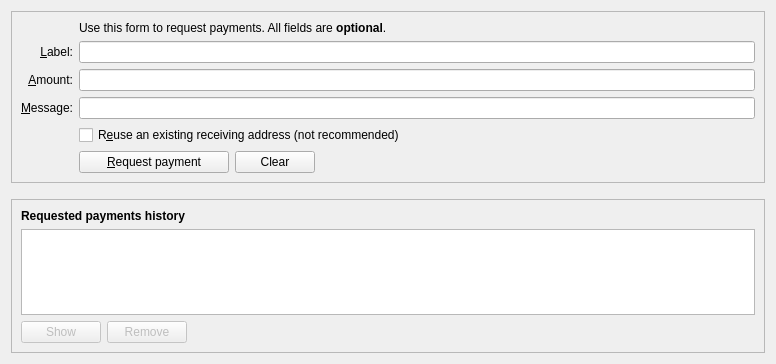
Qt form src/qt/forms/receivecoinsdialog.ui (project-ecc/eccoin) before a commit.
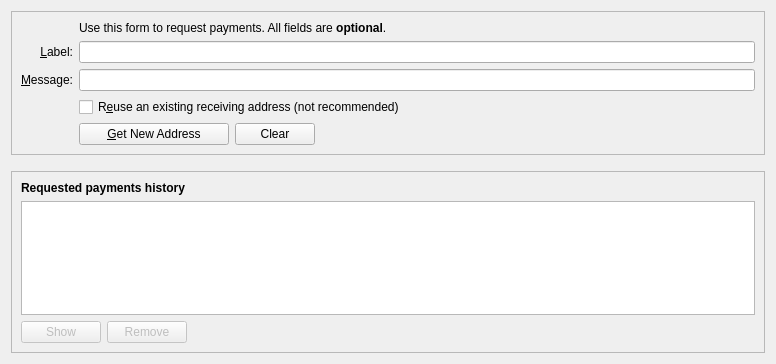
The same form after that commit. Icons and pictures are not drawn. Custom widgets are drawn as their Qt base class.

Commit message:
adjusted ui receive page
adjusted ui receive page for easier understanding

```diff
--- a/src/qt/forms/receivecoinsdialog.ui
+++ b/src/qt/forms/receivecoinsdialog.ui
@@ -28,7 +28,7 @@
      <layout class="QVBoxLayout" name="verticalLayout_3">
       <item>
        <layout class="QGridLayout" name="gridLayout">
-        <item row="7" column="2">
+        <item row="6" column="2">
          <widget class="QCheckBox" name="reuseAddress">
           <property name="toolTip">
            <string>Reuse one of the previously used receiving addresses. Reusing addresses has security and privacy issues. Do not use this unless re-generating a payment request made before.</string>
@@ -38,14 +38,14 @@
           </property>
          </widget>
         </item>
-        <item row="7" column="0">
-         <widget class="QLabel" name="label_4">
-          <property name="text">
-           <string/>
-          </property>
-         </widget>
-        </item>
         <item row="6" column="0">
+         <widget class="QLabel" name="label_4">
+          <property name="text">
+           <string/>
+          </property>
+         </widget>
+        </item>
+        <item row="5" column="0">
          <widget class="QLabel" name="label_3">
           <property name="toolTip">
            <string>An optional message to attach to the payment request, which will be displayed when the request is opened. Note: The message will not be sent with the payment over the Bitcoin network.</string>
@@ -68,7 +68,7 @@
           </property>
          </widget>
         </item>
-        <item row="6" column="2">
+        <item row="5" column="2">
          <widget class="QLineEdit" name="reqMessage">
           <property name="toolTip">
            <string>An optional message to attach to the payment request, which will be displayed when the request is opened. Note: The message will not be sent with the payment over the Bitcoin network.</string>
@@ -98,36 +98,7 @@
           </property>
          </widget>
         </item>
-        <item row="5" column="0">
-         <widget class="QLabel" name="label">
-          <property name="toolTip">
-           <string>An optional amount to request. Leave this empty or zero to not request a specific amount.</string>
-          </property>
-          <property name="text">
-           <string>&amp;Amount:</string>
-          </property>
-          <property name="alignment">
-           <set>Qt::AlignRight|Qt::AlignTrailing|Qt::AlignVCenter</set>
-          </property>
-          <property name="buddy">
-           <cstring>reqAmount</cstring>
-          </property>
-         </widget>
-        </item>
-        <item row="5" column="2">
-         <widget class="BitcoinAmountField" name="reqAmount">
-          <property name="minimumSize">
-           <size>
-            <width>80</width>
-            <height>0</height>
-           </size>
-          </property>
-          <property name="toolTip">
-           <string>An optional amount to request. Leave this empty or zero to not request a specific amount.</string>
-          </property>
-         </widget>
-        </item>
-        <item row="8" column="2">
+        <item row="7" column="2">
          <layout class="QHBoxLayout" name="horizontalLayout">
           <item>
            <widget class="QPushButton" name="receiveButton">
@@ -138,7 +109,7 @@
              </size>
             </property>
             <property name="text">
-             <string>&amp;Request payment</string>
+             <string>&amp;Get New Address</string>
             </property>
             <property name="icon">
              <iconset resource="../bitcoin.qrc">
@@ -184,7 +155,7 @@
           </item>
          </layout>
         </item>
-        <item row="8" column="0">
+        <item row="7" column="0">
          <widget class="QLabel" name="label_7">
           <property name="text">
            <string/>
@@ -312,14 +283,6 @@
    </item>
   </layout>
  </widget>
- <customwidgets>
-  <customwidget>
-   <class>BitcoinAmountField</class>
-   <extends>QLineEdit</extends>
-   <header>bitcoinamountfield.h</header>
-   <container>1</container>
-  </customwidget>
- </customwidgets>
  <tabstops>
   <tabstop>reqLabel</tabstop>
   <tabstop>reqAmount</tabstop>
```
Left out of the diff: 1 changed line with no effect on the pictures. The commit also changes 1 other file.
